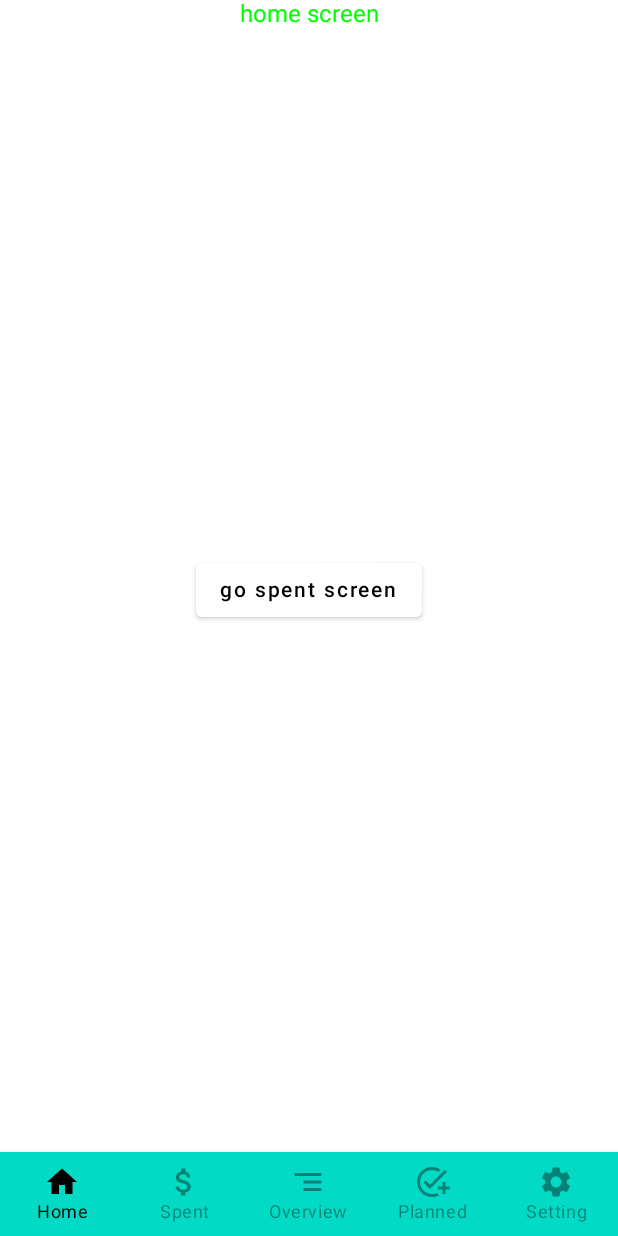
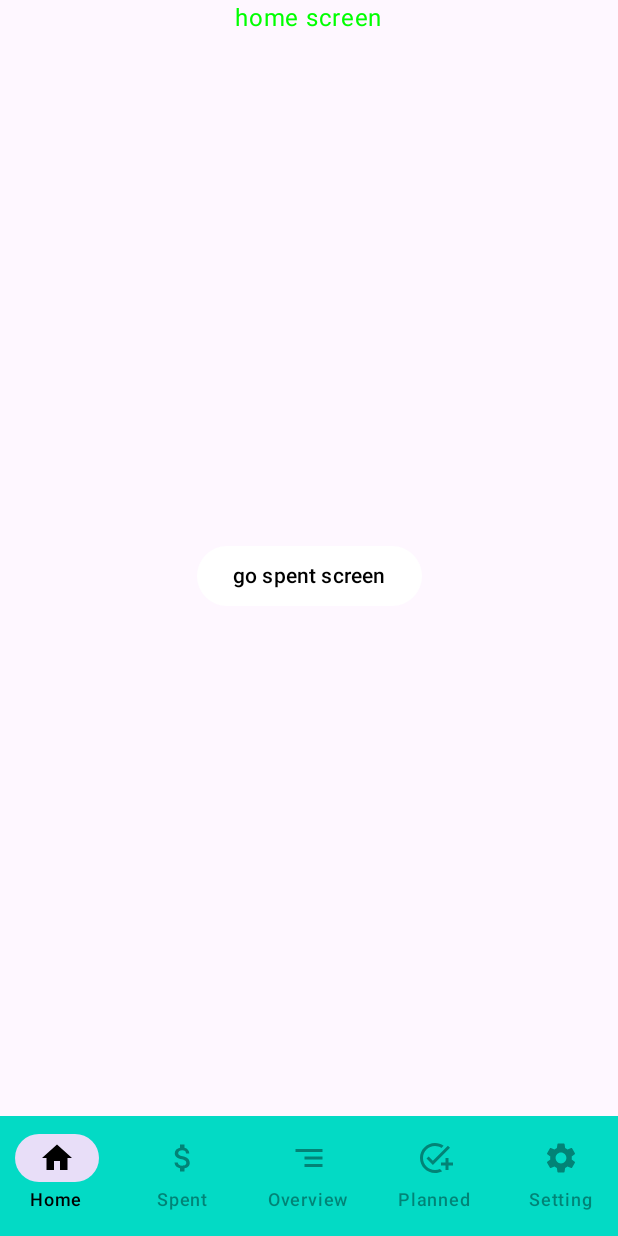
Before and after one commit to shjman/polygon2, an Android app built with Jetpack Compose: the EditCategoryScreen screen opened through its navigation route, on a phone screen of 412 x 824 dp. Run offline under Robolectric (Android 15) with nearby library versions, the phone set to English and light mode, and no system bars; our stand-ins replace Firebase (no records; nobody signed in at launch, a user with empty details on screens opened directly), Timber; libraries missing offline, so code that uses them is left out: com.firebase.ui; 1 statement that could not run was skipped.

Commit message:
migrate to material 3

```diff
--- a/app/build.gradle
+++ b/app/build.gradle
@@ -61,10 +61,11 @@ dependencies {
 
 //    compose
     implementation platform('androidx.compose:compose-bom:2024.04.01')
+    implementation 'com.google.android.material:material:1.11.0'
     implementation "androidx.compose.ui:ui"
-    implementation "androidx.compose.material:material"
+    implementation "androidx.compose.material3:material3"
+    implementation "androidx.compose.material:material-icons-extended"
     implementation "androidx.compose.ui:ui-tooling-preview"
-    implementation "androidx.compose.material:material-icons-extended"
     implementation "androidx.compose.runtime:runtime-livedata"
     implementation 'androidx.activity:activity-compose:1.9.0'
     implementation 'androidx.lifecycle:lifecycle-viewmodel-compose:2.7.0'
--- a/app/src/main/java/com/shjman/polygon2/ui/AppState.kt
+++ b/app/src/main/java/com/shjman/polygon2/ui/AppState.kt
@@ -1,7 +1,7 @@
 package com.shjman.polygon2.ui
 
 import android.content.res.Resources
-import androidx.compose.material.ScaffoldState
+import androidx.compose.material3.SnackbarHostState
 import androidx.navigation.NavHostController
 import com.shjman.polygon2.ui.snackbar.SnackbarManager
 import com.shjman.polygon2.ui.snackbar.SnackbarMessage.Companion.toMessage
@@ -13,7 +13,7 @@ class AppState(
     val coroutineScope: CoroutineScope,
     val navHostController: NavHostController,
     private val resources: Resources,
-    val scaffoldState: ScaffoldState,
+    val snackbarHostState: SnackbarHostState,
     private val snackbarManager: SnackbarManager,
 ) {
     init {
@@ -21,7 +21,7 @@ class AppState(
             snackbarManager.snackbarMessages.filterNotNull()
                 .collect { snackbarMessage ->
                     val text = snackbarMessage.toMessage(resources)
-                    scaffoldState.snackbarHostState.showSnackbar(text)
+                    snackbarHostState.showSnackbar(text)
                 }
         }
     }
--- a/app/src/main/java/com/shjman/polygon2/ui/EntryPoint.kt
+++ b/app/src/main/java/com/shjman/polygon2/ui/EntryPoint.kt
@@ -10,15 +10,15 @@ import androidx.compose.animation.fadeOut
 import androidx.compose.animation.shrinkVertically
 import androidx.compose.foundation.layout.Box
 import androidx.compose.foundation.layout.padding
-import androidx.compose.material.BottomNavigation
-import androidx.compose.material.BottomNavigationItem
-import androidx.compose.material.Icon
-import androidx.compose.material.MaterialTheme
-import androidx.compose.material.Scaffold
-import androidx.compose.material.ScaffoldState
-import androidx.compose.material.Surface
-import androidx.compose.material.Text
-import androidx.compose.material.rememberScaffoldState
+import androidx.compose.material3.Icon
+import androidx.compose.material3.MaterialTheme
+import androidx.compose.material3.NavigationBar
+import androidx.compose.material3.NavigationBarItem
+import androidx.compose.material3.NavigationBarItemDefaults
+import androidx.compose.material3.Scaffold
+import androidx.compose.material3.SnackbarHostState
+import androidx.compose.material3.Surface
+import androidx.compose.material3.Text
 import androidx.compose.runtime.Composable
 import androidx.compose.runtime.ReadOnlyComposable
 import androidx.compose.runtime.derivedStateOf
@@ -64,7 +64,7 @@ fun EntryPoint(
 //    val entryPointViewModel: EntryPointViewModel = koinViewModel() todo
 
     Polygon2Theme {
-        Surface(color = MaterialTheme.colors.background) {
+        Surface(color = MaterialTheme.colorScheme.background) {
             val appState = rememberAppState()
             val navBackStackEntry by appState.navHostController.currentBackStackEntryAsState()
             val currentRoute = navBackStackEntry?.destination?.route
@@ -77,7 +77,6 @@ fun EntryPoint(
             }
             Scaffold(
                 bottomBar = { AnimatedBottomNavigation(appState.navHostController, currentRoute, isShowingBottomBar) },
-                scaffoldState = appState.scaffoldState,
             ) { paddingValues ->
                 Box(modifier = Modifier.padding(paddingValues)) {
                     NavigationGraph(
@@ -95,15 +94,15 @@ fun rememberAppState(
     coroutineScope: CoroutineScope = rememberCoroutineScope(),
     navHostController: NavHostController = rememberNavController(),
     resources: Resources = resources(),
-    scaffoldState: ScaffoldState = rememberScaffoldState(),
+    snackbarHostState: SnackbarHostState = remember { SnackbarHostState() },
     snackbarManager: SnackbarManager = SnackbarManager,
 ): AppState {
-    return remember(coroutineScope, resources, scaffoldState, snackbarManager) {
+    return remember(coroutineScope, resources, snackbarHostState, snackbarManager) {
         AppState(
             coroutineScope = coroutineScope,
             navHostController = navHostController,
             resources = resources,
-            scaffoldState = scaffoldState,
+            snackbarHostState = snackbarHostState,
             snackbarManager = snackbarManager,
         )
     }
@@ -145,12 +144,12 @@ internal fun BottomNavigation(
     navController: NavController,
     currentRoute: String?,
 ) {
-    BottomNavigation(
-        backgroundColor = colorResource(id = R.color.teal_200),
+    NavigationBar(
+        containerColor = colorResource(id = R.color.teal_200),
         contentColor = Color.Black
     ) {
         Screens.BottomNavItem.values().forEach { item ->
-            BottomNavigationItem(
+            NavigationBarItem(
                 icon = { Icon(imageVector = item.icon, contentDescription = item.title) },
                 label = {
                     Text(
@@ -158,8 +157,12 @@ internal fun BottomNavigation(
                         fontSize = 12.sp
                     )
                 },
-                selectedContentColor = Color.Black,
-                unselectedContentColor = Color.Black.copy(0.4f),
+                colors = NavigationBarItemDefaults.colors(
+                    selectedIconColor = Color.Black,
+                    selectedTextColor = Color.Black,
+                    unselectedIconColor = Color.Black.copy(0.4f),
+                    unselectedTextColor = Color.Black.copy(0.4f),
+                ),
                 alwaysShowLabel = true,
                 selected = currentRoute == item.screenRoute,
                 onClick = {
--- a/app/src/main/java/com/shjman/polygon2/ui/categories/EditCategoryScreen.kt
+++ b/app/src/main/java/com/shjman/polygon2/ui/categories/EditCategoryScreen.kt
@@ -5,10 +5,10 @@ import androidx.compose.foundation.layout.*
 import androidx.compose.foundation.shape.RoundedCornerShape
 import androidx.compose.foundation.text.KeyboardActions
 import androidx.compose.foundation.text.KeyboardOptions
-import androidx.compose.material.Button
-import androidx.compose.material.ButtonDefaults
-import androidx.compose.material.OutlinedTextField
-import androidx.compose.material.Text
+import androidx.compose.material3.Button
+import androidx.compose.material3.ButtonDefaults
+import androidx.compose.material3.OutlinedTextField
+import androidx.compose.material3.Text
 import androidx.compose.runtime.*
 import androidx.compose.ui.Modifier
 import androidx.compose.ui.graphics.Color
@@ -64,7 +64,7 @@ fun EditCategoryScreen(
                 .padding(8.dp),
             onClick = { editCategoryViewModel.onDoneClicked() },
             enabled = isProceedButtonEnabled,
-            colors = ButtonDefaults.buttonColors(backgroundColor = Color.Black),
+            colors = ButtonDefaults.buttonColors(containerColor = Color.Black),
         ) {
             Text(
                 text = "done",
--- a/app/src/main/java/com/shjman/polygon2/ui/home/HomeScreen.kt
+++ b/app/src/main/java/com/shjman/polygon2/ui/home/HomeScreen.kt
@@ -1,14 +1,19 @@
 package com.shjman.polygon2.ui.home
 
-import androidx.compose.foundation.layout.*
-import androidx.compose.material.Button
-import androidx.compose.material.ButtonDefaults
-import androidx.compose.material.Text
+import androidx.compose.foundation.layout.Arrangement
+import androidx.compose.foundation.layout.Column
+import androidx.compose.foundation.layout.Row
+import androidx.compose.foundation.layout.fillMaxHeight
+import androidx.compose.foundation.layout.fillMaxSize
+import androidx.compose.foundation.layout.fillMaxWidth
+import androidx.compose.foundation.layout.wrapContentSize
+import androidx.compose.material3.Button
+import androidx.compose.material3.ButtonDefaults
+import androidx.compose.material3.Text
 import androidx.compose.runtime.Composable
 import androidx.compose.ui.Alignment
 import androidx.compose.ui.Modifier
 import androidx.compose.ui.graphics.Color
-import com.shjman.polygon2.ui.settings.SettingViewModel
 import org.koin.androidx.compose.koinViewModel
 
 @Composable
@@ -39,7 +44,7 @@ fun HomeScreen(
         ) {
             Button(
                 onClick = onClickGoNext, // todo make by viewModel
-                colors = ButtonDefaults.buttonColors(backgroundColor = Color.White)
+                colors = ButtonDefaults.buttonColors(containerColor = Color.White)
             ) {
                 Text(text = "go spent screen", color = Color.Black)
             }
--- a/app/src/main/java/com/shjman/polygon2/ui/settings/AddTrustedUserScreen.kt
+++ b/app/src/main/java/com/shjman/polygon2/ui/settings/AddTrustedUserScreen.kt
@@ -5,9 +5,9 @@ import androidx.compose.foundation.layout.*
 import androidx.compose.foundation.shape.RoundedCornerShape
 import androidx.compose.foundation.text.KeyboardActions
 import androidx.compose.foundation.text.KeyboardOptions
-import androidx.compose.material.Button
-import androidx.compose.material.OutlinedTextField
-import androidx.compose.material.Text
+import androidx.compose.material3.Button
+import androidx.compose.material3.OutlinedTextField
+import androidx.compose.material3.Text
 import androidx.compose.runtime.*
 import androidx.compose.ui.Modifier
 import androidx.compose.ui.text.input.ImeAction
--- a/app/src/main/java/com/shjman/polygon2/ui/theme/Shape.kt
+++ b/app/src/main/java/com/shjman/polygon2/ui/theme/Shape.kt
@@ -1,7 +1,7 @@
 package com.shjman.polygon2.ui.theme
 
 import androidx.compose.foundation.shape.RoundedCornerShape
-import androidx.compose.material.Shapes
+import androidx.compose.material3.Shapes
 import androidx.compose.ui.unit.dp
 
 val Shapes = Shapes(
--- a/app/src/main/java/com/shjman/polygon2/ui/theme/Type.kt
+++ b/app/src/main/java/com/shjman/polygon2/ui/theme/Type.kt
@@ -1,6 +1,6 @@
 package com.shjman.polygon2.ui.theme
 
-import androidx.compose.material.Typography
+import androidx.compose.material3.Typography
 import androidx.compose.ui.text.TextStyle
 import androidx.compose.ui.text.font.FontFamily
 import androidx.compose.ui.text.font.FontWeight
@@ -8,7 +8,7 @@ import androidx.compose.ui.unit.sp
 
 // Set of Material typography styles to start with
 val Typography = Typography(
-    body1 = TextStyle(
+    bodyMedium = TextStyle(
         fontFamily = FontFamily.Default,
         fontWeight = FontWeight.Normal,
         fontSize = 16.sp
--- a/app/src/main/res/values/themes.xml
+++ b/app/src/main/res/values/themes.xml
@@ -1,7 +1,7 @@
 <?xml version="1.0" encoding="utf-8"?>
 <resources>
 
-    <style name="Theme.Polygon2" parent="android:Theme.Material.Light.NoActionBar">
+    <style name="Theme.Polygon2" parent="Theme.Material3.Light.NoActionBar">
         <item name="android:statusBarColor">@color/purple_700</item>
     </style>
 </resources>
```
Also changed, not shown: app/src/main/java/com/shjman/polygon2/ui/categories/CategoriesScreen.kt (+10 -7 lines), app/src/main/java/com/shjman/polygon2/ui/edit_spending/EditSpendingScreen.kt (+13 -12 lines), app/src/main/java/com/shjman/polygon2/ui/overview/OverviewScreen.kt (+34 -25 lines), app/src/main/java/com/shjman/polygon2/ui/planned/PlannedScreen.kt (+4 -4 lines), app/src/main/java/com/shjman/polygon2/ui/settings/SettingScreen.kt (+9 -9 lines), app/src/main/java/com/shjman/polygon2/ui/settings/SharingSettingsScreen.kt (+18 -6 lines), app/src/main/java/com/shjman/polygon2/ui/spent/SpentScreen.kt (+10 -9 lines), app/src/main/java/com/shjman/polygon2/ui/theme/Theme.kt (+8 -8 lines), app/src/main/java/com/shjman/polygon2/ui/unauthorized/UnauthorizedScreen.kt (+5 -5 lines).
